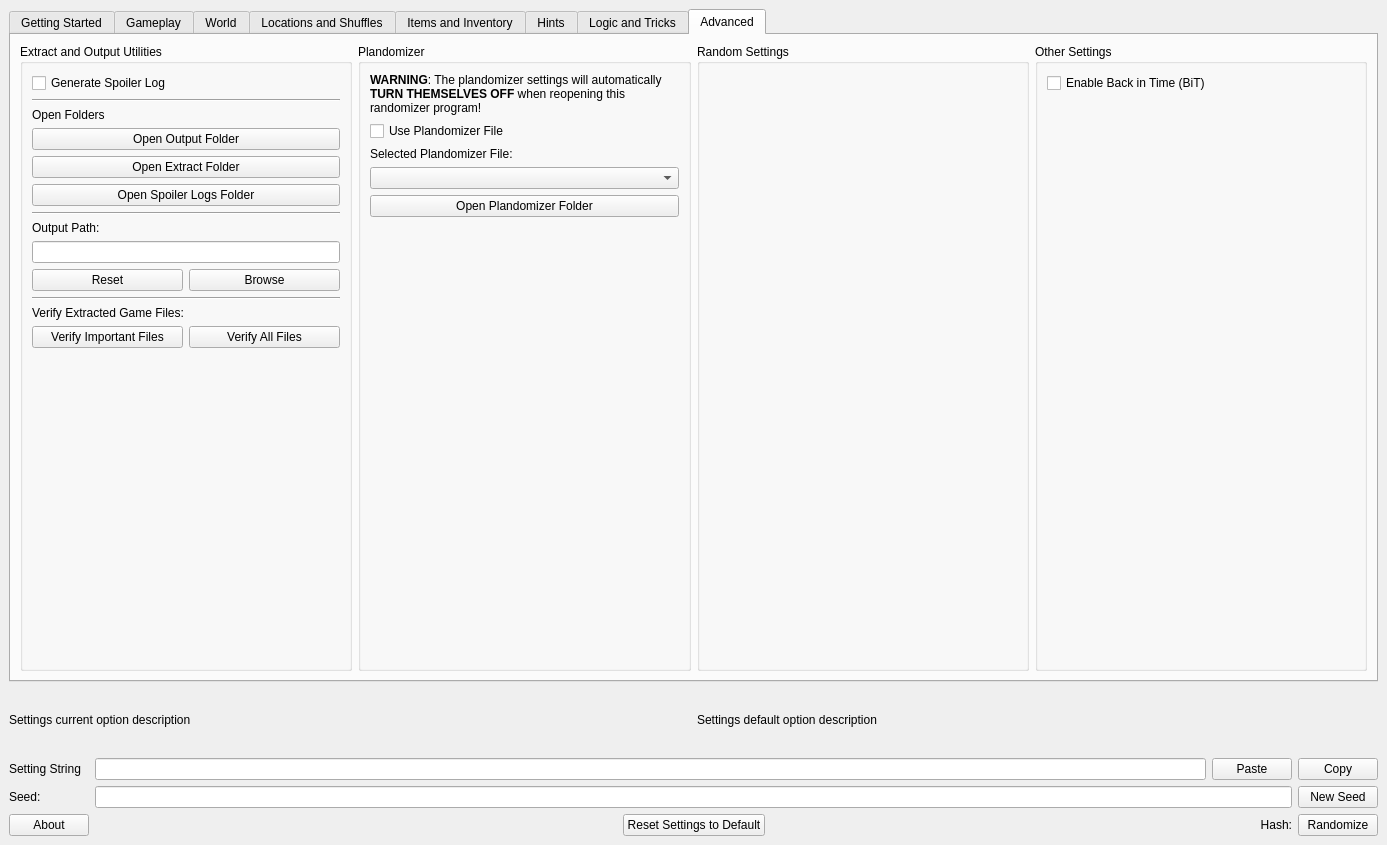
Above: gui/ui/main.ui from mint-choc-chip-skyblade/sshd-rando before the change. Below: the same form after it.
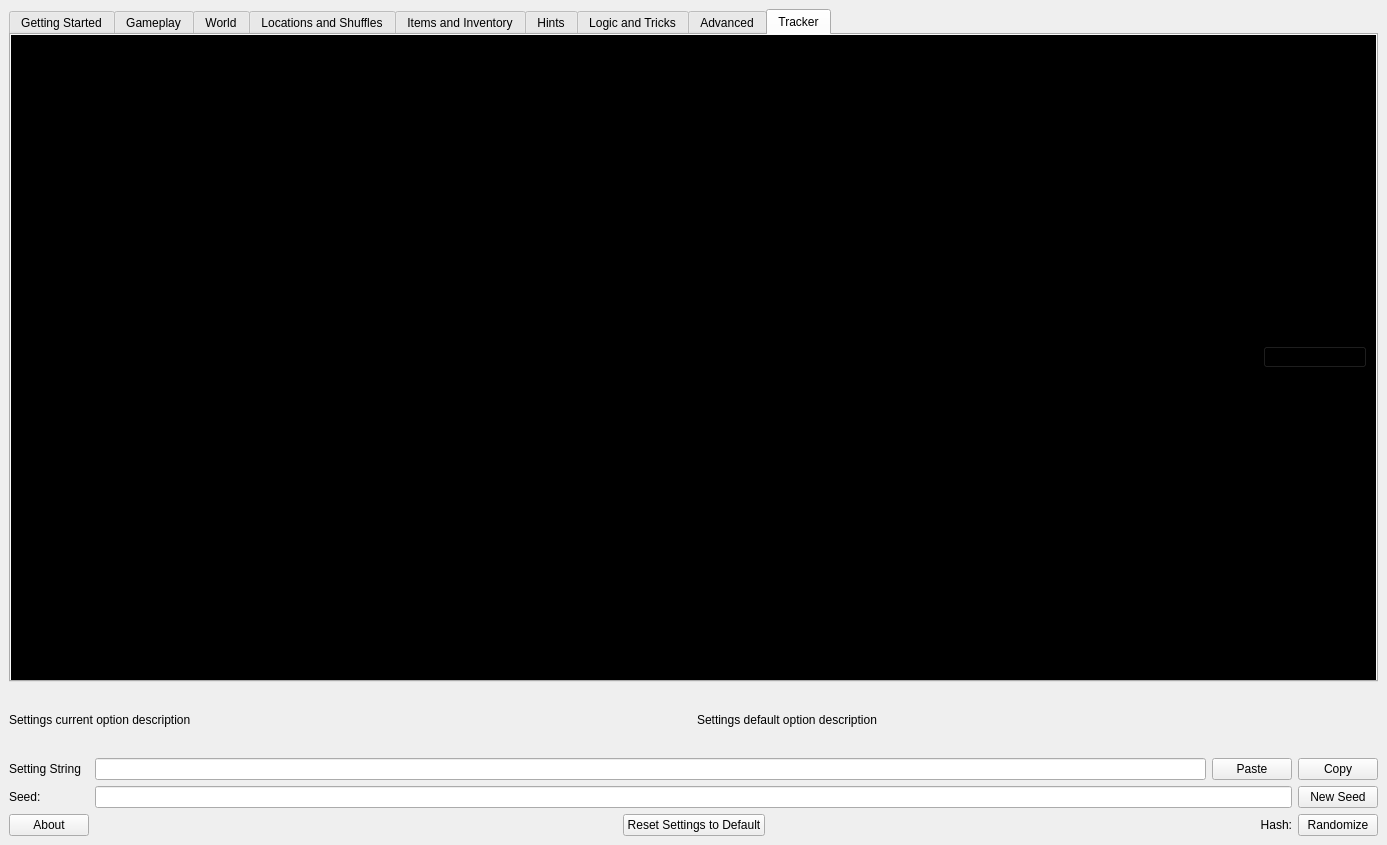
That is the form after the change. Custom widgets are drawn as their Qt base class.

Commit message: basic tracker stuff

Diff of the .ui file:
```diff
--- a/gui/ui/main.ui
+++ b/gui/ui/main.ui
@@ -36,7 +36,7 @@
        <enum>QTabWidget::Rounded</enum>
       </property>
       <property name="currentIndex">
-       <number>7</number>
+       <number>8</number>
       </property>
       <widget class="QWidget" name="getting_started_tab">
        <property name="sizePolicy">
@@ -3290,6 +3290,207 @@
         </item>
        </layout>
       </widget>
+      <widget class="QWidget" name="tracker_tab">
+       <property name="styleSheet">
+        <string notr="true">QWidget {
+  background: black;
+}</string>
+       </property>
+       <attribute name="title">
+        <string>Tracker</string>
+       </attribute>
+       <layout class="QGridLayout" name="gridLayout">
+        <item row="0" column="0">
+         <layout class="QGridLayout" name="inventory_layout">
+          <item row="1" column="0">
+           <layout class="QGridLayout" name="middle_inventory_layout">
+            <item row="0" column="2">
+             <layout class="QVBoxLayout" name="inventory_tablet_layout">
+              <item>
+               <widget class="QWidget" name="tablet_widget" native="true">
+                <property name="sizePolicy">
+                 <sizepolicy hsizetype="Minimum" vsizetype="Preferred">
+                  <horstretch>0</horstretch>
+                  <verstretch>0</verstretch>
+                 </sizepolicy>
+                </property>
+                <property name="minimumSize">
+                 <size>
+                  <width>141</width>
+                  <height>195</height>
+                 </size>
+                </property>
+                <layout class="QGridLayout" name="gridLayout_7"/>
+               </widget>
+              </item>
+             </layout>
+            </item>
+            <item row="0" column="1">
+             <layout class="QGridLayout" name="inventory_b_wheel_layout"/>
+            </item>
+            <item row="0" column="0">
+             <layout class="QVBoxLayout" name="inventory_sword_layout"/>
+            </item>
+           </layout>
+          </item>
+          <item row="2" column="0">
+           <layout class="QGridLayout" name="lower_inventory_layout"/>
+          </item>
+          <item row="0" column="0">
+           <layout class="QHBoxLayout" name="dungeon_inventory_layout">
+            <item>
+             <layout class="QVBoxLayout" name="dungeon_sv_layout">
+              <item>
+               <layout class="QHBoxLayout" name="dungeon_sv_keys_layout"/>
+              </item>
+             </layout>
+            </item>
+            <item>
+             <layout class="QVBoxLayout" name="dungeon_et_layout">
+              <item>
+               <layout class="QHBoxLayout" name="dungeon_et_keys_layout"/>
+              </item>
+             </layout>
+            </item>
+            <item>
+             <layout class="QVBoxLayout" name="dungeon_lmf_layout">
+              <item>
+               <layout class="QHBoxLayout" name="dungeon_lmf_keys_layout"/>
+              </item>
+             </layout>
+            </item>
+            <item>
+             <layout class="QVBoxLayout" name="dungeon_ac_layout">
+              <item>
+               <layout class="QHBoxLayout" name="dungeon_ac_keys_layout"/>
+              </item>
+             </layout>
+            </item>
+            <item>
+             <layout class="QVBoxLayout" name="dungeon_ssh_layout">
+              <item>
+               <layout class="QHBoxLayout" name="dungeon_ssh_keys_layout"/>
+              </item>
+             </layout>
+            </item>
+            <item>
+             <layout class="QVBoxLayout" name="dungeon_fs_layout">
+              <item>
+               <layout class="QHBoxLayout" name="dungeon_fs_keys_layout"/>
+              </item>
+             </layout>
+            </item>
+            <item>
+             <layout class="QVBoxLayout" name="dungeon_sk_layout">
+              <item>
+               <layout class="QHBoxLayout" name="dungeon_sk_keys_layout"/>
+              </item>
+             </layout>
+            </item>
+           </layout>
+          </item>
+         </layout>
+        </item>
+        <item row="0" column="2">
+         <layout class="QGridLayout" name="tracker_info_layout">
+          <property name="sizeConstraint">
+           <enum>QLayout::SetDefaultConstraint</enum>
+          </property>
+          <item row="0" column="0">
+           <widget class="QPushButton" name="start_new_tracker_button">
+            <property name="sizePolicy">
+             <sizepolicy hsizetype="Maximum" vsizetype="Fixed">
+              <horstretch>0</horstretch>
+              <verstretch>0</verstretch>
+             </sizepolicy>
+            </property>
+            <property name="text">
+             <string>Start New Tracker</string>
+            </property>
+           </widget>
+          </item>
+         </layout>
+        </item>
+        <item row="0" column="1">
+         <layout class="QVBoxLayout" name="tracker_map_layout">
+          <item>
+           <widget class="QWidget" name="map_widget" native="true">
+            <property name="sizePolicy">
+             <sizepolicy hsizetype="Fixed" vsizetype="Fixed">
+              <horstretch>0</horstretch>
+              <verstretch>0</verstretch>
+             </sizepolicy>
+            </property>
+            <property name="minimumSize">
+             <size>
+              <width>546</width>
+              <height>300</height>
+             </size>
+            </property>
+           </widget>
+          </item>
+          <item>
+           <widget class="QScrollArea" name="tracker_locations_scroll_area">
+            <property name="sizePolicy">
+             <sizepolicy hsizetype="Maximum" vsizetype="Expanding">
+              <horstretch>0</horstretch>
+              <verstretch>0</verstretch>
+             </sizepolicy>
+            </property>
+            <property name="maximumSize">
+             <size>
+              <width>546</width>
+              <height>16777215</height>
+             </size>
+            </property>
+            <property name="frameShape">
+             <enum>QFrame::NoFrame</enum>
+            </property>
+            <property name="lineWidth">
+             <number>0</number>
+            </property>
+            <property name="widgetResizable">
+             <bool>true</bool>
+            </property>
+            <widget class="QWidget" name="tracker_locations_scroll_widget">
+             <property name="geometry">
+              <rect>
+               <x>0</x>
+               <y>0</y>
+               <width>546</width>
+               <height>301</height>
+              </rect>
+             </property>
+             <property name="maximumSize">
+              <size>
+               <width>546</width>
+               <height>16777215</height>
+              </size>
+             </property>
+             <layout class="QHBoxLayout" name="tracker_locations_scroll_layout">
+              <property name="spacing">
+               <number>0</number>
+              </property>
+              <property name="leftMargin">
+               <number>0</number>
+              </property>
+              <property name="topMargin">
+               <number>0</number>
+              </property>
+              <property name="rightMargin">
+               <number>0</number>
+              </property>
+              <property name="bottomMargin">
+               <number>0</number>
+              </property>
+             </layout>
+            </widget>
+           </widget>
+          </item>
+         </layout>
+        </item>
+       </layout>
+      </widget>
      </widget>
     </item>
     <item>
```
The commit also changes 202 other files.
